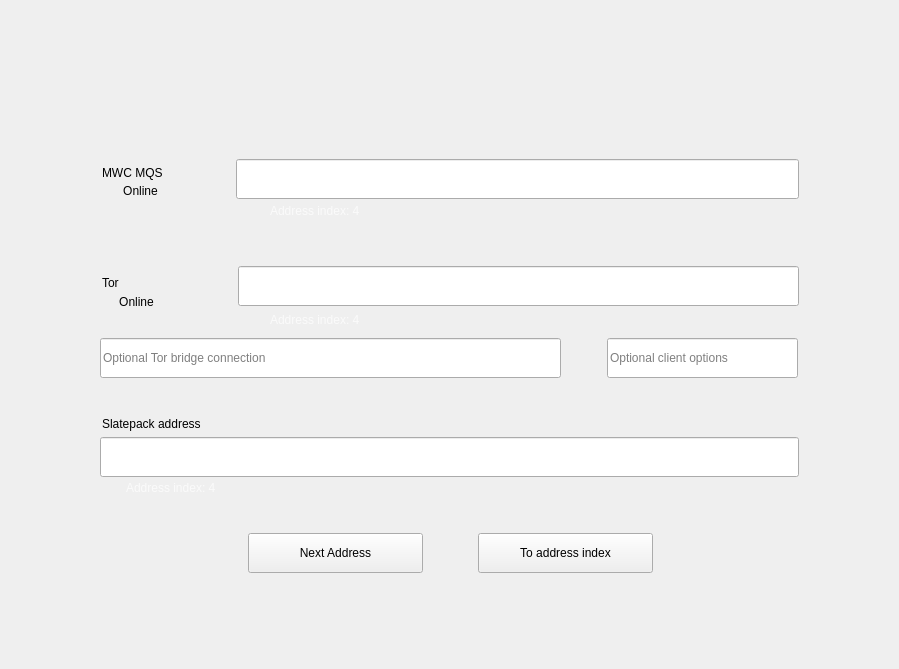
This is windows_desktop/e_listening.ui in mwcproject/mwc-qt-wallet as Qt 5 draws it before an edit. The edited form follows.
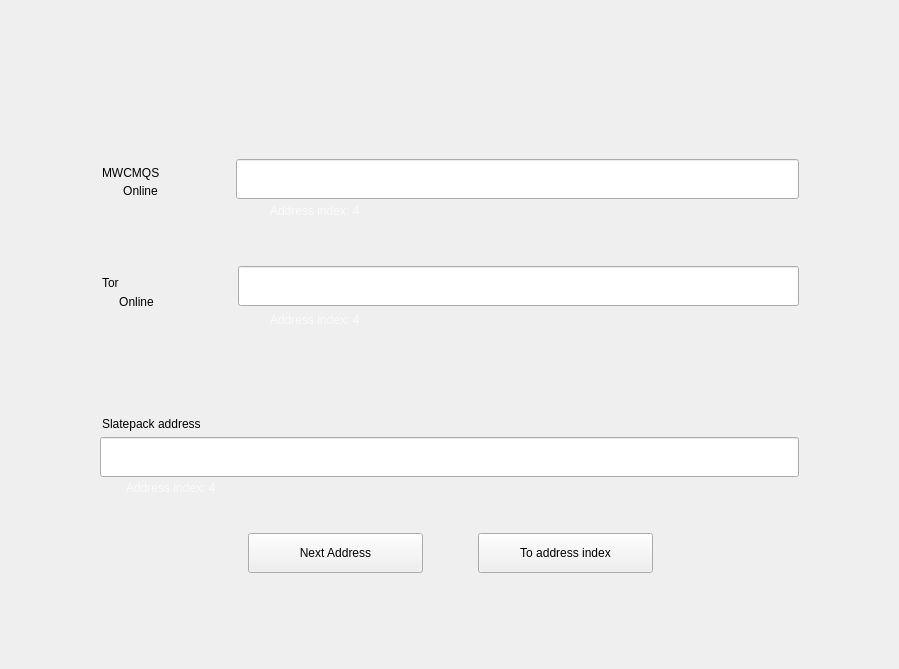
This is the edited form. Icons and pictures are not drawn. Custom widgets are drawn as their Qt base class.

What changed in the file:
```diff
--- a/windows_desktop/e_listening.ui
+++ b/windows_desktop/e_listening.ui
@@ -170,7 +170,7 @@
             </rect>
            </property>
            <property name="text">
-            <string>MWC MQS</string>
+            <string>MWCMQS</string>
            </property>
           </widget>
           <widget class="control::MwcLabelTiny" name="mwcMqStatusTxt">
@@ -374,80 +374,6 @@
             <string>Tor</string>
            </property>
           </widget>
-          <widget class="control::MwcLineEditNormal" name="torClientOptions">
-           <property name="geometry">
-            <rect>
-             <x>507</x>
-             <y>78</y>
-             <width>191</width>
-             <height>40</height>
-            </rect>
-           </property>
-           <property name="minimumSize">
-            <size>
-             <width>0</width>
-             <height>40</height>
-            </size>
-           </property>
-           <property name="maximumSize">
-            <size>
-             <width>16777215</width>
-             <height>40</height>
-            </size>
-           </property>
-           <property name="toolTip">
-            <string>Tor client options. Might be requred for some bridge protocols.</string>
-           </property>
-           <property name="statusTip">
-            <string>Tor client options. Might be requred for some bridge protocols.</string>
-           </property>
-           <property name="maxLength">
-            <number>1024</number>
-           </property>
-           <property name="readOnly">
-            <bool>false</bool>
-           </property>
-           <property name="placeholderText">
-            <string>Optional client options</string>
-           </property>
-          </widget>
-          <widget class="control::MwcLineEditNormal" name="torBridgeConection">
-           <property name="geometry">
-            <rect>
-             <x>0</x>
-             <y>78</y>
-             <width>461</width>
-             <height>40</height>
-            </rect>
-           </property>
-           <property name="minimumSize">
-            <size>
-             <width>0</width>
-             <height>40</height>
-            </size>
-           </property>
-           <property name="maximumSize">
-            <size>
-             <width>16777215</width>
-             <height>40</height>
-            </size>
-           </property>
-           <property name="toolTip">
-            <string>Optional Tor bridge connection string - use it only if Tor blocked by firewall.</string>
-           </property>
-           <property name="statusTip">
-            <string>Optional Tor bridge connection string - use it only if Tor blocked by firewall.</string>
-           </property>
-           <property name="maxLength">
-            <number>1024</number>
-           </property>
-           <property name="readOnly">
-            <bool>false</bool>
-           </property>
-           <property name="placeholderText">
-            <string>Optional Tor bridge connection</string>
-           </property>
-          </widget>
          </widget>
         </item>
         <item>
@@ -739,6 +665,16 @@
    <extends>QLabel</extends>
    <header>control_desktop/MwcLabel.h</header>
   </customwidget>
+   <customwidget>
+   <class>control::MwcLabel</class>
+   <extends>QLabel</extends>
+   <header>control_desktop/MwcLabel.h</header>
+  </customwidget>
+  <customwidget>
+   <class>control::MwcWidget</class>
+   <extends>QWidget</extends>
+   <header>control_desktop/MwcWidget.h</header>
+  </customwidget>
  </customwidgets>
  <tabstops>
   <tabstop>mwcmqsAddress</tabstop>
```
Left out of the diff: 36 changed lines with no effect on the pictures.
